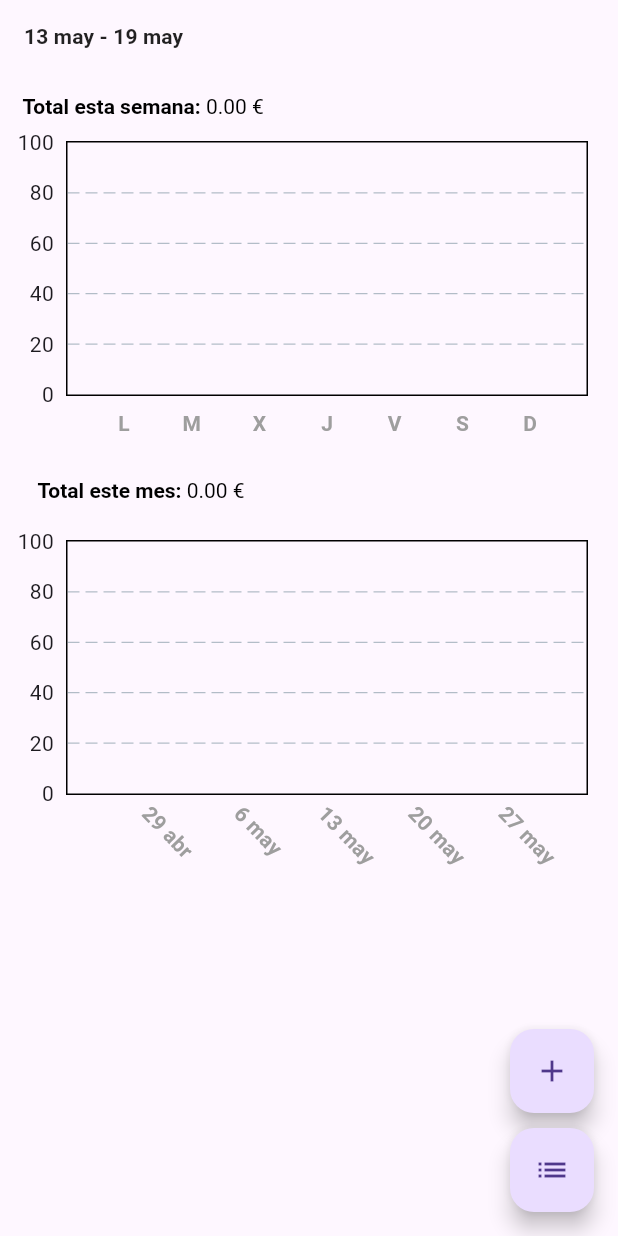
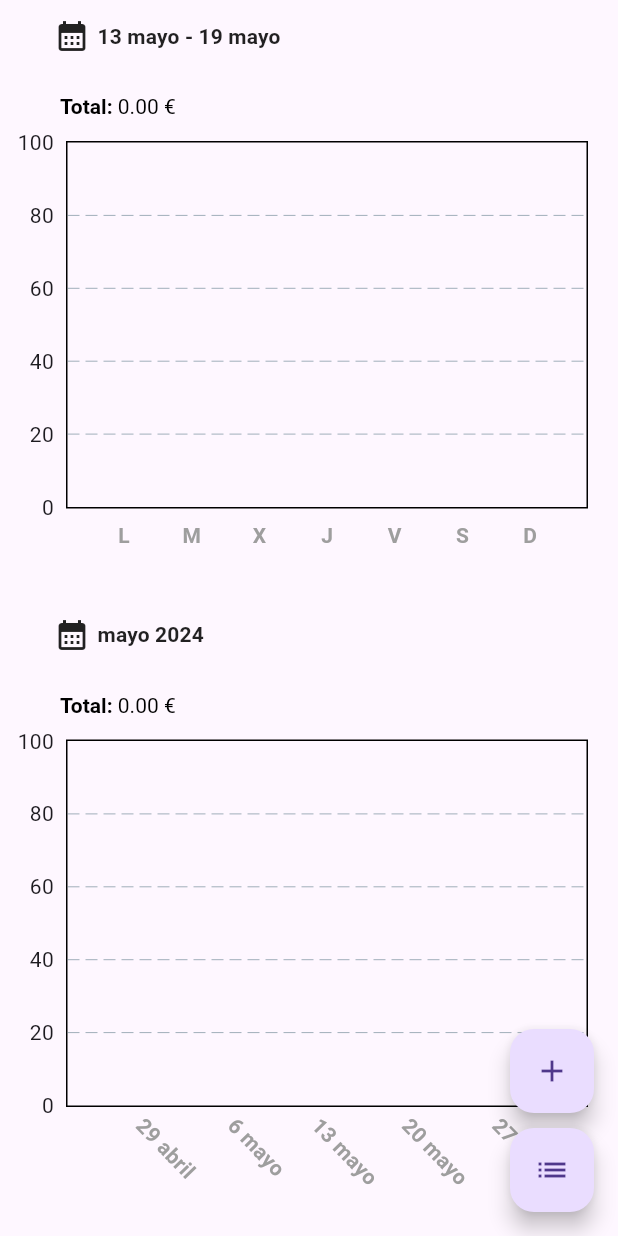
Before and after one commit to VolkerRivera/PowerMeterApp, a Flutter app: the GraphicsPage screen opened directly, on a phone screen of 412 x 824 dp. Run offline on Flutter 3.47's test engine with Material 3 defaults, Android fonts, the light colour scheme and no system bars; drawn by our look-alikes of fl_chart; our stand-ins replace dio, hive_flutter, multicast_dns; missing offline and left inert: flutter_nsd, mqtt_client; accounts and stored records are empty.

Commit message:
week and monthly graph working perfectly, must add data manually at this moment

```diff
--- a/lib/datetime/date_time_helper.dart
+++ b/lib/datetime/date_time_helper.dart
@@ -43,40 +43,40 @@ String nombreMes(DateTime mes){
   String mesString;
   switch(mes.month){
     case 1:
-      mesString = 'ene';
+      mesString = 'enero';
       break;
     case 2:
-      mesString = 'feb';
+      mesString = 'febrero';
       break;
     case 3:
-      mesString = 'mar';
+      mesString = 'marzo';
       break;
     case 4:
-      mesString = 'abr';
+      mesString = 'abril';
       break;
     case 5:
-      mesString = 'may';
+      mesString = 'mayo';
       break;
     case 6:
-      mesString = 'jun';
+      mesString = 'junio';
       break;
     case 7:
-      mesString = 'jul';
+      mesString = 'julio';
       break;
     case 8:
-      mesString = 'ago';
+      mesString = 'agosto';
       break;
     case 9:
-      mesString = 'sep';
+      mesString = 'septiembre';
       break;
     case 10:
-      mesString = 'oct';
+      mesString = 'octubre';
       break;
     case 11:
-      mesString = 'nov';
+      mesString = 'noviembre';
       break;
     case 12:
-      mesString = 'dic';
+      mesString = 'diciembre';
       break;
     default:
     mesString = '';
--- a/lib/presentation/items/bar graph/bar_graph.dart
+++ b/lib/presentation/items/bar graph/bar_graph.dart
@@ -224,13 +224,16 @@ class MyBarGraphMonth extends StatelessWidget {
         ),
     );*/
     return Padding(
-      padding: const EdgeInsets.only(right: 20.0),
+      padding: const EdgeInsets.only(right: 20.0,),
       child: BarChart(
         BarChartData(
           //config eje y
           maxY: maxY,
           minY: 0,
+          /*barTouchData: BarTouchData( //< esto + provider para cambiar datos de semana pinchando en barras, check also GestureDetector
+            touchCallback:(p0, p1) {
 
+            },),*/
           //style bar graphic
           gridData: const FlGridData(
             show: true,
@@ -267,7 +270,7 @@ class MyBarGraphMonth extends StatelessWidget {
                   return SideTitleWidget(
                     axisSide: meta.axisSide,
                     child: Transform(
-                    origin: Offset(20, 10),
+                    origin: const Offset(20, 10),
                     //origin: Offset(20, 20),
                     transform: Matrix4.identity()..rotateZ(0.8),
                     alignment: AlignmentDirectional.bottomStart,
--- a/lib/presentation/items/expense_summary.dart
+++ b/lib/presentation/items/expense_summary.dart
@@ -125,6 +125,8 @@ class ExpenseSummaryWeek extends StatelessWidget {
           // week total
           Padding(
             padding: const EdgeInsets.symmetric(horizontal: 15, vertical: 15),
+            child: Padding(
+              padding: const EdgeInsets.only(left: 25.0),
               child: Row(
                 children: [
                   RichText(
@@ -132,7 +134,7 @@ class ExpenseSummaryWeek extends StatelessWidget {
                       TextSpan(
                         children: [
                           const TextSpan(
-                          text: 'Total esta semana: ',
+                            text: 'Total: ',
                             style: TextStyle(
                               fontWeight: FontWeight.bold, // Pone el texto en negrita
                               color: Colors.black, // Color del texto
@@ -150,8 +152,9 @@ class ExpenseSummaryWeek extends StatelessWidget {
                 ],
               ),
             ),
+            ),
           SizedBox( //necesario entender este percal
-            height: 200,
+            height: 275,
             child: euro ?
             MyBarGraphWeek( // es aqui donde se dara valor al grafico
               maxY: calculateMaxThisWeek(value, lunes, martes, miercoles, jueves, viernes, sabado, domingo),
@@ -297,7 +300,9 @@ class ExpenseSummaryMonth extends StatelessWidget {
         children: [
           // week total
           Padding(
-            padding: const EdgeInsets.all(25),
+            padding: const EdgeInsets.symmetric(horizontal: 15, vertical: 15),
+            child: Padding(
+              padding: const EdgeInsets.only(left: 25.0),
               child: Row(
                 children: [
                   RichText(
@@ -305,7 +310,7 @@ class ExpenseSummaryMonth extends StatelessWidget {
                       TextSpan( // Texto plano
                         children: [
                           const TextSpan(
-                          text: 'Total este mes: ',
+                            text: 'Total: ',
                             style: TextStyle(
                               fontWeight: FontWeight.bold, // Pone el texto en negrita
                               color: Colors.black, // Color del texto
@@ -323,8 +328,9 @@ class ExpenseSummaryMonth extends StatelessWidget {
                 ],
               ),
             ),
+            ),
           SizedBox( //necesario entender este percal
-            height: 200,
+            height: 275,
             child: MyBarGraphMonth( // grafico de barras mes
               maxY: calculateMonthMax(value), //value -> ExpenseData
               numDias: numDiasThisMonth(),
--- a/lib/presentation/screens/graphics_screen.dart
+++ b/lib/presentation/screens/graphics_screen.dart
@@ -32,6 +32,7 @@ class _GraphicsPageState extends State<GraphicsPage> {
 
   // day from calendar
     DateTime _dateTimeWeek = DateTime.now();
+    DateTime _dateTimeMonth = DateTime(DateTime.now().year, DateTime.now().month, 1);
 
   // add new expense -> En nuestro caso tendra que ser actualizar datos y recibirlos de la esp
   void addNewExpense(){
@@ -219,6 +220,10 @@ class _GraphicsPageState extends State<GraphicsPage> {
     return startOfWeek!; // la exclamacion es cuando estamos seguros de que tendra valor aun siendo nullable
   }
 
+  DateTime goToFirstDay(DateTime fromThisDay){
+    return DateTime(fromThisDay.year, fromThisDay.month, 1);
+  }
+
   @override
   Widget build(BuildContext context) {
 
@@ -244,14 +249,9 @@ class _GraphicsPageState extends State<GraphicsPage> {
 
         body: ListView(
           children: [
-            // Espacio
-            //const SizedBox( height: 20,),
-            //Padding(
-            //padding: const EdgeInsets.all(5),
-            //child:
-            Row(
-              children: [
-                MaterialButton(
+            Padding(
+              padding: const EdgeInsets.only(top: 0.0),
+              child: MaterialButton(
                 onPressed: () {
                   showDatePicker(
                     context: context,
@@ -265,21 +265,63 @@ class _GraphicsPageState extends State<GraphicsPage> {
                       _dateTimeWeek = value ?? _dateTimeWeek;
                     });
                   });
-
-                  }, //abre el caleandario
-                  child: Text( //rango de fecha
+                }, //abre el caleadario
+                child: Row(
+                  children: [
+                    const Padding(
+                      padding: EdgeInsets.only(left: 20, right: 5),
+                      child: Icon(Icons.calendar_month),
+                    ),
+                    Text( //rango de fecha
                       '${goToMonday(_dateTimeWeek).day} ${nombreMes(goToMonday(_dateTimeWeek))} - ${goToMonday(_dateTimeWeek).add(const Duration(days: 6)).day} ${nombreMes(goToMonday(_dateTimeWeek).add(const Duration(days: 6)))}',
                       textAlign: TextAlign.left,
                       style: const TextStyle(fontWeight: FontWeight.bold),
                       ),
+                  ],
+                ),
+              ),
+            ),
+
+            // wekkly summary -> grafico de gastos
+            ExpenseSummaryWeek(startOfWeek: value.startOfWeekDate(_dateTimeWeek), euro: euro), // el metodo startOfWeekDate() proviene de ExpenseData
+
+            Padding(
+              padding: const EdgeInsets.only(top: 30.0),
+              child: MaterialButton(
+                onPressed: () {
+                  showDatePicker(
+                    context: context,
+                    locale: const Locale('es', 'ES'),
+                    initialDate: _dateTimeMonth,
+                    firstDate: DateTime(2023),
+                    lastDate: DateTime(2025)
+                    ).then((value) {
+                     setState(() {
+                      _dateTimeMonth = value ?? _dateTimeMonth;
+                    });
+                  });
+                }, //abre el caleadario
+                child: Row(
+                  children: [
+                    const Padding(
+                      padding: EdgeInsets.only(left: 20, right: 5),
+                      child: Icon(Icons.calendar_month),
+                    ),
+                    Text( //rango de fecha
+                      '${nombreMes(_dateTimeMonth)} ${_dateTimeMonth.year}',
+                      textAlign: TextAlign.left,
+                      style: const TextStyle(fontWeight: FontWeight.bold),
                       ),
                   ],
                 ),
-          //),
-            // wekkly summary -> grafico de gastos
-            ExpenseSummaryWeek(startOfWeek: value.startOfWeekDate(_dateTimeWeek), euro: euro), // el metodo startOfWeekDate() proviene de ExpenseData
+              ),
+            ),
             //ExpenseSummaryWeek(startOfWeek: value.startOfWeekDate(), euro: false),
-            ExpenseSummaryMonth(startOfMonth: DateTime(DateTime.now().year, DateTime.now().month, 1), euro: euro)
+            Padding(
+              padding: const EdgeInsets.only(bottom: 30.0),
+              child: ExpenseSummaryMonth(startOfMonth: goToFirstDay(_dateTimeMonth), euro: euro),
+            )
+
             //expense list -> lista de gastos
             /*ListView.builder( // siempre que representamos una lista dentro de una lista debemos añadir shrinkwrap y physics:
             shrinkWrap: true, // Creates a scrollable, linear array of widgets that are created on demand.
```
Lines whose indentation alone changed are shown as unchanged.
